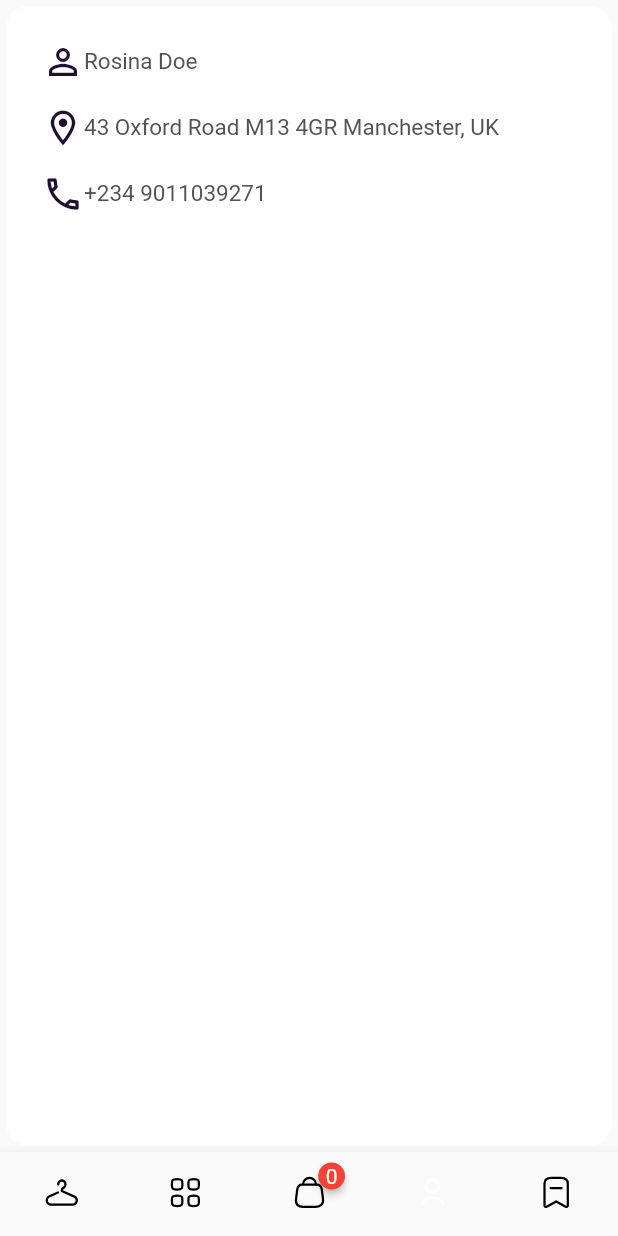
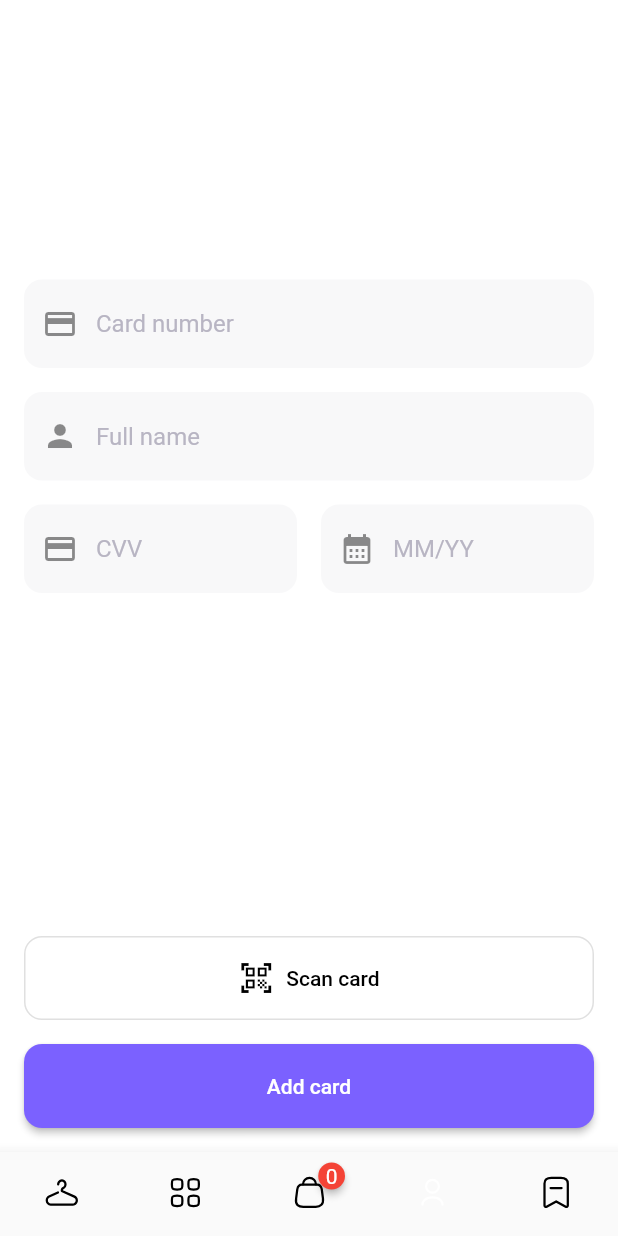
Before and after one commit to elzorrofox02/MAPCTienda_FLutter, a Flutter app: the screen it shows after launch, item 5 of the bottom bar chosen, on a phone screen of 412 x 824 dp. Run offline on Flutter 3.47's test engine with Material 2 defaults, Android fonts, the light colour scheme and no system bars; drawn by our look-alikes of badges; our stand-ins replace flutter_rating_bar, flutter_svg; network calls fail; statements that could not run were skipped.

Commit message:
add card

```diff
--- a/lib/constants.dart
+++ b/lib/constants.dart
@@ -29,3 +29,9 @@ const LinearGradient mainButton = LinearGradient(colors: [
 ], begin: FractionalOffset.topCenter, end: FractionalOffset.bottomCenter);
 const Color darkGrey = Color(0xff202020);
 const Color yellow = Color(0xffFDC054);
+const Color colorButtonsAdd = Color(0xFF7B61FF);
+
+const OutlineInputBorder defaultOutlineInputBorder = OutlineInputBorder(
+  borderSide: BorderSide.none,
+  borderRadius: BorderRadius.all(Radius.circular(12)),
+);
--- a/lib/main.dart
+++ b/lib/main.dart
@@ -64,6 +64,34 @@ class _State extends State<MyApp> {
             backgroundColor: Colors.transparent,
             elevation: 0,
           ),
+          inputDecorationTheme: const InputDecorationTheme(
+            filled: true,
+            fillColor: Color(0xFFF8F8F9),
+            hintStyle: TextStyle(
+              color: Color(0xFFB8B5C3),
+            ),
+            border: defaultOutlineInputBorder,
+            enabledBorder: defaultOutlineInputBorder,
+            focusedBorder: defaultOutlineInputBorder,
+          ),
+          elevatedButtonTheme: ElevatedButtonThemeData(
+            style: ElevatedButton.styleFrom(
+              backgroundColor: colorButtonsAdd,
+              minimumSize: const Size(double.infinity, 56),
+              shape: const RoundedRectangleBorder(
+                borderRadius: BorderRadius.all(Radius.circular(12)),
+              ),
+            ),
+          ),
+          // outlinedButtonTheme: OutlinedButtonThemeData(
+          //   style: OutlinedButton.styleFrom(
+          //     foregroundColor: Colors.black,
+          //     minimumSize: const Size(double.infinity, 56),
+          //     shape: const RoundedRectangleBorder(
+          //       borderRadius: BorderRadius.all(Radius.circular(12)),
+          //     ),
+          //   ),
+          // ),
         ),
         home: Scaffold(
           body: _pages[selectedPageIndex],
--- /dev/null
+++ b/lib/screens/payment/components/add_new_card.dart
@@ -0,0 +1,188 @@
+import 'package:flutter/material.dart';
+import 'package:flutter/services.dart';
+import 'package:hellowork/constants.dart';
+
+import 'package:hellowork/screens/payment/components/card_utilis.dart';
+import 'package:hellowork/screens/payment/components/input_formatters.dart';
+
+class AddNewCardScreen extends StatefulWidget {
+  const AddNewCardScreen({Key? key}) : super(key: key);
+
+  @override
+  State<AddNewCardScreen> createState() => _AddNewCardScreenState();
+}
+
+class _AddNewCardScreenState extends State<AddNewCardScreen> {
+  final _formState = GlobalKey<FormState>();
+  TextEditingController creditCardController = TextEditingController();
+  final PaymentCard _paymentCard = PaymentCard();
+
+  @override
+  void initState() {
+    creditCardController.addListener(
+      () {
+        _getCardTypeFrmNumber();
+      },
+    );
+    super.initState();
+  }
+
+  @override
+  void dispose() {
+    creditCardController.dispose();
+    super.dispose();
+  }
+
+  void _getCardTypeFrmNumber() {
+    if (creditCardController.text.length <= 6) {
+      String input = CardUtils.getCleanedNumber(creditCardController.text);
+      CardType cardType = CardUtils.getCardTypeFrmNumber(input);
+      if (cardType != _paymentCard.type) {
+        setState(() {
+          _paymentCard.type = cardType;
+        });
+      }
+    }
+  }
+
+  @override
+  Widget build(BuildContext context) {
+    return Scaffold(
+      backgroundColor: Colors.white,
+      appBar: AppBar(
+        title: const Text("New Card"),
+      ),
+      body: SafeArea(
+        child: Padding(
+          padding: const EdgeInsets.all(defaultPadding),
+          child: Column(
+            children: [
+              const Spacer(),
+              Form(
+                key: _formState,
+                child: Column(
+                  children: [
+                    TextFormField(
+                      onSaved: (cardNum) {
+                        _paymentCard.number = CardUtils.getCleanedNumber(cardNum!);
+                      },
+                      controller: creditCardController,
+                      keyboardType: TextInputType.number,
+                      validator: CardUtils.validateCardNum,
+                      inputFormatters: [
+                        FilteringTextInputFormatter.digitsOnly,
+                        LengthLimitingTextInputFormatter(19),
+                        CardNumberInputFormatter(),
+                      ],
+                      decoration: InputDecoration(
+                        prefixIcon: const Padding(
+                          padding: EdgeInsets.symmetric(vertical: 10),
+                          child: Icon(Icons.credit_card),
+                        ),
+                        suffixIcon: SizedBox(
+                          width: 40,
+                          child: Padding(
+                            padding: const EdgeInsets.symmetric(vertical: 10, horizontal: 8),
+                            child: (_paymentCard.type != null) ? CardUtils.getCardIcon(_paymentCard.type) : null,
+                          ),
+                        ),
+                        hintText: "Card number",
+                      ),
+                    ),
+                    Padding(
+                      padding: const EdgeInsets.symmetric(vertical: defaultPadding),
+                      child: TextFormField(
+                        onSaved: (name) {
+                          _paymentCard.name = name;
+                        },
+                        textInputAction: TextInputAction.next,
+                        decoration: const InputDecoration(
+                          prefixIcon: Padding(
+                            padding: EdgeInsets.symmetric(vertical: 10),
+                            child: Icon(Icons.person),
+                          ),
+                          hintText: "Full name",
+                        ),
+                      ),
+                    ),
+                    Row(
+                      children: [
+                        Expanded(
+                          child: TextFormField(
+                            onSaved: (cvv) {
+                              _paymentCard.cvv = int.parse(cvv!);
+                            },
+                            keyboardType: TextInputType.number,
+                            textInputAction: TextInputAction.next,
+                            inputFormatters: [
+                              FilteringTextInputFormatter.digitsOnly,
+                              LengthLimitingTextInputFormatter(4),
+                            ],
+                            validator: CardUtils.validateCVV,
+                            decoration: const InputDecoration(
+                              prefixIcon: Padding(
+                                padding: EdgeInsets.symmetric(vertical: 10),
+                                child: Icon(Icons.credit_card),
+                              ),
+                              hintText: "CVV",
+                            ),
+                          ),
+                        ),
+                        const SizedBox(width: defaultPadding),
+                        Expanded(
+                          child: TextFormField(
+                            onSaved: (value) {
+                              List<int> expireDate = CardUtils.getExpiryDate(value!);
+                              _paymentCard.month = expireDate.first;
+                              _paymentCard.year = expireDate[1];
+                            },
+                            keyboardType: TextInputType.number,
+                            inputFormatters: [
+                              FilteringTextInputFormatter.digitsOnly,
+                              LengthLimitingTextInputFormatter(4),
+                              CardMonthInputFormatter(),
+                            ],
+                            validator: CardUtils.validateDate,
+                            decoration: const InputDecoration(
+                              prefixIcon: Padding(
+                                padding: EdgeInsets.symmetric(vertical: 10),
+                                child: Icon(Icons.calendar_month),
+                              ),
+                              hintText: "MM/YY",
+                            ),
+                          ),
+                        ),
+                      ],
+                    ),
+                  ],
+                ),
+              ),
+              const Spacer(flex: 2),
+              OutlinedButton.icon(
+                onPressed: () {},
+                icon: const Icon(Icons.qr_code_scanner),
+                label: const Text("Scan card"),
+                style: OutlinedButton.styleFrom(
+                  foregroundColor: Colors.black,
+                  minimumSize: const Size(double.infinity, 56),
+                  shape: const RoundedRectangleBorder(
+                    borderRadius: BorderRadius.all(Radius.circular(12)),
+                  ),
+                ),
+              ),
+              Padding(
+                padding: const EdgeInsets.only(top: defaultPadding),
+                child: ElevatedButton(
+                  onPressed: () {
+                    if (_formState.currentState!.validate()) {}
+                  },
+                  child: const Text("Add card"),
+                ),
+              )
+            ],
+          ),
+        ),
+      ),
+    );
+  }
+}
--- a/lib/screens/profile/profile_screen.dart
+++ b/lib/screens/profile/profile_screen.dart
@@ -1,6 +1,7 @@
 import 'package:flutter/material.dart';
 import 'package:hellowork/screens/profile/setting.dart';
 import 'package:hellowork/screens/profile/components/change_language_page.dart';
+import 'package:hellowork/screens/payment/payment_page.dart';
 
 typedef ProfileOptionTap = void Function();
 
@@ -52,7 +53,7 @@ class _ProfileScreenState extends State<ProfileScreen> {
         ProfileOption.arrow(title: 'Notification', icon: _profileIcon('notification@2x.png')),
         ProfileOption.arrow(title: 'My Orders', routess: "/orders", icon: _profileIcon('Buy@2x.png')),
         ProfileOption.arrow(title: 'My Whitelish', icon: _profileIcon('heart@2x.png')),
-        ProfileOption.arrow(title: 'Payment', icon: _profileIcon('wallet@2x.png')),
+        ProfileOption.arrow(title: 'Payment', navigator: const PaymentPage(), icon: _profileIcon('wallet@2x.png')),
         ProfileOption.arrow(title: 'Security', icon: _profileIcon('shield_done@2x.png')),
         _languageOption(),
         _darkModel(),
--- a/lib/screens/test.dart
+++ b/lib/screens/test.dart
@@ -7,7 +7,8 @@ import 'package:flutter/material.dart';
 
 //import 'package:hellowork/screens/payment/payment_page.dart';
 
-import 'package:hellowork/screens/payment/components/credit_cart.dart';
+import 'package:hellowork/screens/payment/components/add_new_card.dart';
+import 'package:hellowork/screens/payment/payment_page.dart';
 import 'package:hellowork/screens/profile/components/change_password.dart';
 import 'package:hellowork/constants.dart';
 import 'dart:math' as math;
@@ -24,67 +25,7 @@ class Test extends StatefulWidget {
 class _ExplorePageState extends State<Test> {
   @override
   Widget build(BuildContext context) {
-    return SafeArea(child: ShippingInfo());
+    return SafeArea(child: AddNewCardScreen());
+    //return SafeArea(child: PaymentPage());
   }
 }
-
-class ShippingInfo extends StatelessWidget {
-  const ShippingInfo({Key? key}) : super(key: key);
-
-  @override
-  Widget build(BuildContext context) {
-    final TextStyle textStyle = TextStyle(
-      fontSize: 15,
-    );
-    return Card(
-      elevation: 0,
-      shape: RoundedRectangleBorder(
-        borderRadius: BorderRadius.circular(15.0),
-      ),
-      child: Padding(
-        padding: EdgeInsets.symmetric(horizontal: 24, vertical: 15),
-        child: Column(children: <Widget>[
-          ShippingInfoItem(
-            iconData: Icons.person_outline,
-            text: 'Rosina Doe',
-          ),
-          ShippingInfoItem(
-            iconData: Icons.location_on_outlined,
-            text: '43 Oxford Road M13 4GR Manchester, UK',
-          ),
-          ShippingInfoItem(
-            iconData: Icons.phone_outlined,
-            text: '+234 9011039271',
-          ),
-        ]),
-      ),
-    );
-  }
-}
-
-class ShippingInfoItem extends StatelessWidget {
-  final TextStyle textStyle = TextStyle(fontSize: 15);
-  final String text;
-  final IconData? iconData;
-  ShippingInfoItem({Key? key, this.text = '', this.iconData}) : super(key: key);
-  @override
-  Widget build(BuildContext context) {
-    return Container(
-      margin: EdgeInsets.symmetric(vertical: 8),
-      child: Row(
-        mainAxisAlignment: MainAxisAlignment.start,
-        children: <Widget>[
-          Icon(
-            iconData,
-            size: 28,
-            color: Color(0XFF200E32),
-          ),
-          Text(
-            text,
-            style: textStyle,
-          ),
-        ],
-      ),
-    );
-  }
-}
```
Also changed, not shown: lib/screens/payment/components/card_utilis.dart (added, +235 -0 lines), lib/screens/payment/components/input_formatters.dart (added, +47 -0 lines), assets/icons/american_express.png (added), assets/icons/dinners_club.png (added), assets/icons/discover.png (added), assets/icons/jcb.png (added), assets/icons/mastercard.png (added), assets/icons/verve.png (added), assets/icons/visa.png (added).
